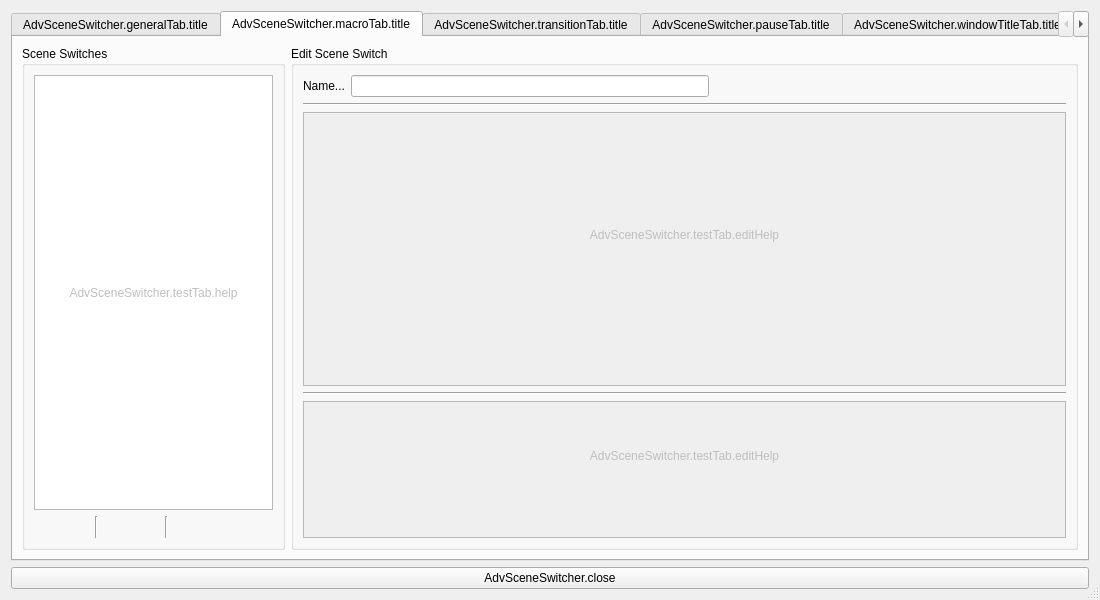
Before: the Qt Designer form forms/advanced-scene-switcher.ui in WarmUpTill/SceneSwitcher, drawn with Qt 5.
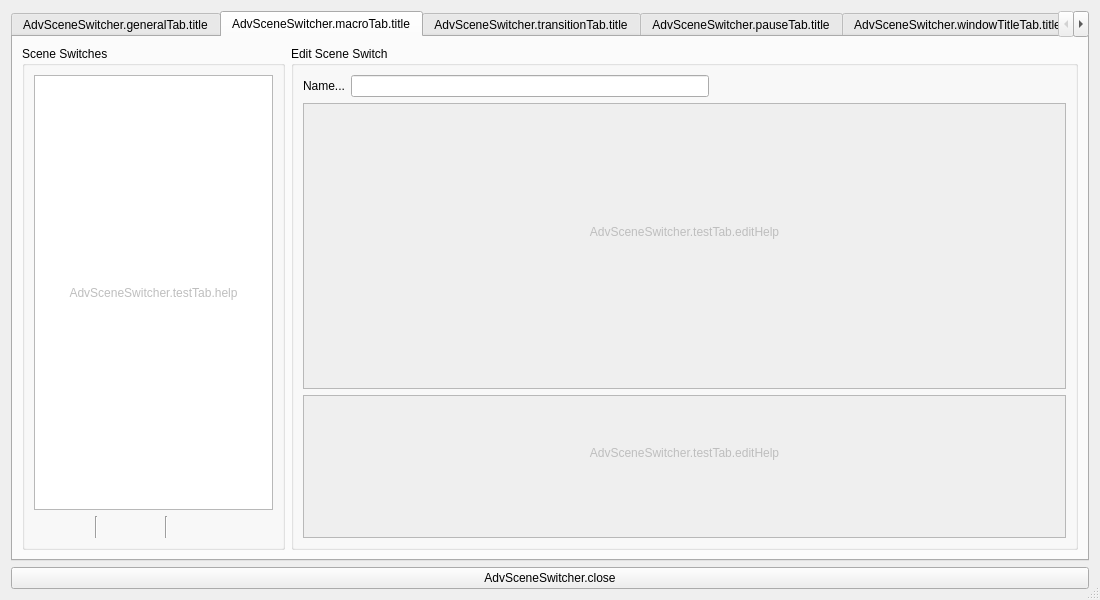
After: the same form once the commit is applied. Icons and pictures are not drawn.

What changed in the file:
```diff
--- a/forms/advanced-scene-switcher.ui
+++ b/forms/advanced-scene-switcher.ui
@@ -729,7 +729,7 @@
          <property name="title">
           <string>Edit Scene Switch</string>
          </property>
-         <layout class="QVBoxLayout" name="verticalLayout_34" stretch="1,1,20,1,10">
+         <layout class="QVBoxLayout" name="verticalLayout_34" stretch="1,20,10">
           <item>
            <layout class="QHBoxLayout" name="horizontalLayout_18" stretch="0,0,0">
             <item>
@@ -757,13 +757,6 @@
             </item>
            </layout>
           </item>
-          <item>
-           <widget class="Line" name="line_3">
-            <property name="orientation">
-             <enum>Qt::Horizontal</enum>
-            </property>
-           </widget>
-          </item>
           <item>
            <widget class="QScrollArea" name="scrollArea">
             <property name="widgetResizable">
@@ -775,7 +768,7 @@
                <x>0</x>
                <y>0</y>
                <width>767</width>
-               <height>281</height>
+               <height>293</height>
               </rect>
              </property>
              <layout class="QVBoxLayout" name="verticalLayout_35" stretch="10,1">
@@ -855,13 +848,6 @@
             </widget>
            </widget>
           </item>
-          <item>
-           <widget class="Line" name="line_8">
-            <property name="orientation">
-             <enum>Qt::Horizontal</enum>
-            </property>
-           </widget>
-          </item>
           <item>
            <widget class="QScrollArea" name="scrollArea_2">
             <property name="widgetResizable">
@@ -873,7 +859,7 @@
                <x>0</x>
                <y>0</y>
                <width>767</width>
-               <height>139</height>
+               <height>145</height>
               </rect>
              </property>
              <layout class="QVBoxLayout" name="verticalLayout_33" stretch="10,1">
```
